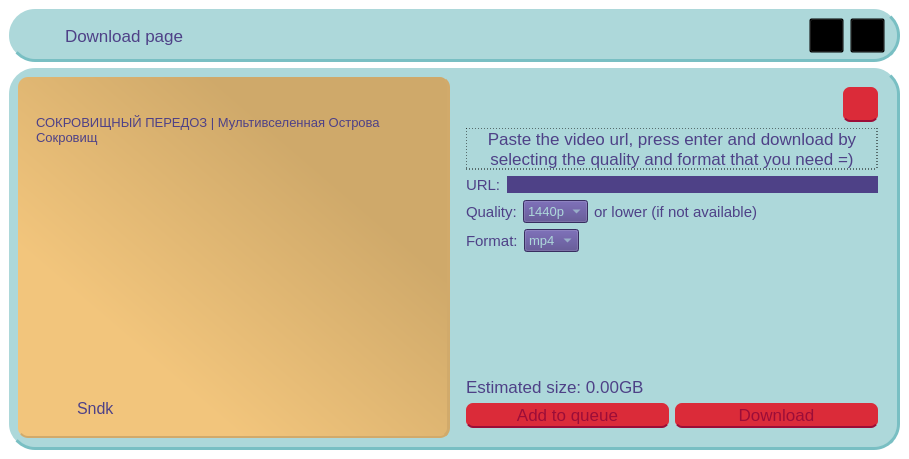
The window that uis/downloadPage.ui (QBoff/YouTube-Video-Downloader) describes before a commit, drawn with Qt 5.
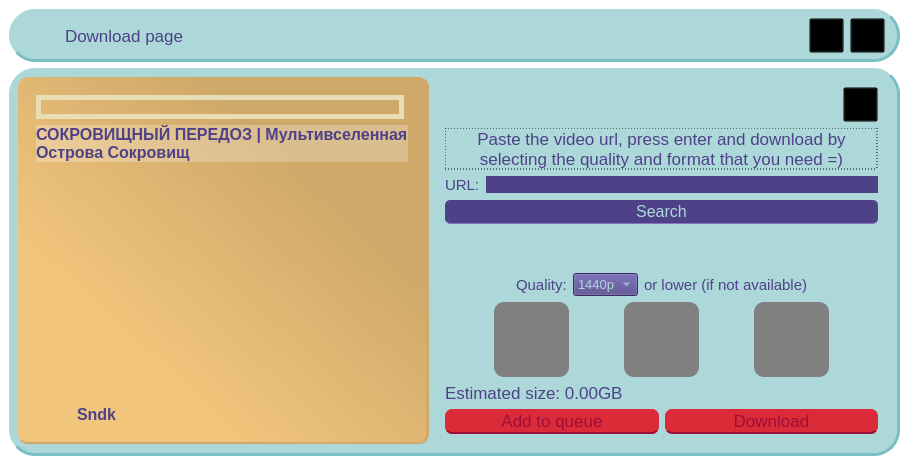
The same window after the commit. The open tabs and pages were chosen to show the change. Icons and pictures are not drawn.

Commit message:
Re-designed download page
and  did something else.

```diff
--- a/uis/downloadPage.ui
+++ b/uis/downloadPage.ui
@@ -7,7 +7,7 @@
     <x>0</x>
     <y>0</y>
     <width>909</width>
-    <height>459</height>
+    <height>465</height>
    </rect>
   </property>
   <property name="minimumSize">
@@ -74,28 +74,64 @@
 }
 
 
-#rightSide QPushButton {
+#addToQueueButton,
+#downloadButton {
 	background-color: #DB2B39;
 	color: #9c0d38;
 	border-radius: 7%;
 	border-bottom: 2px solid #9c0d38;
 }
 
-#rightSide QPushButton::hover {
+#addToQueueButton::hover,
+#downloadButton::hover {
 	background-color: #B32430;
 }
 
-#rightSide QPushButton:pressed {
+#addToQueueButton:pressed,
+#downloadButton:pressed {
 	color: #A54D68;
 	background-color: #B66F84;
     border-color:#91707A;
     border-style: inset;
 }
 
-#returnButton {
-	background-color: blue;
-	border: none;
-}</string>
+#videoButton,
+#audioButton,
+#subtitlesButton {
+	background-color: gray;
+	border-radius: 10%;
+	border-bottom: 2px solid black;
+}
+
+#videoButton:checked,
+#audioButton:checked,
+#subtitlesButton:checked {
+	background-color: #77e250;
+	border: 2px solid #b10f2e
+}
+
+#videoButton:disabled,
+#audioButton:disabled,
+#subtitlesButton:disabled {
+	background-color: gray;
+	border: 0px solid black;
+}
+
+#searchButton {
+	border-radius: 5%;
+	padding: 2%;
+	border-bottom: 1px solid #8475bd;
+	background-color: #4E4187;
+	color: #ADD8DA;
+}
+#searchButton::hover { background-color: #8475bd }
+#searchButton:pressed { background-color: #191429 }
+#videoTitle { background-color: rgba(255, 255, 255, 0.25) }
+#videoPreview {
+	border: 5px solid;
+	border-color: #E8DDB5;
+}
+</string>
   </property>
   <widget class="QWidget" name="centralwidget">
    <layout class="QVBoxLayout" name="verticalLayout">
@@ -240,7 +276,7 @@
       <property name="frameShadow">
        <enum>QFrame::Raised</enum>
       </property>
-      <layout class="QHBoxLayout" name="horizontalLayout_2">
+      <layout class="QHBoxLayout" name="horizontalLayout_2" stretch="0,1">
        <item>
         <widget class="QFrame" name="previewContainer">
          <property name="frameShape">
@@ -270,8 +306,8 @@
                 </property>
                 <property name="maximumSize">
                  <size>
-                  <width>304</width>
-                  <height>171</height>
+                  <width>368</width>
+                  <height>207</height>
                  </size>
                 </property>
                 <property name="text">
@@ -290,7 +326,9 @@
                 <property name="font">
                  <font>
                   <family>Arial,Helvetica,sans-serif</family>
-                  <pointsize>10</pointsize>
+                  <pointsize>12</pointsize>
+                  <weight>75</weight>
+                  <bold>true</bold>
                  </font>
                 </property>
                 <property name="text">
@@ -347,6 +385,8 @@
                    <font>
                     <family>Arial,Helvetica,sans-serif</family>
                     <pointsize>12</pointsize>
+                    <weight>75</weight>
+                    <bold>true</bold>
                    </font>
                   </property>
                   <property name="text">
@@ -494,6 +534,9 @@
               <property name="text">
                <string/>
               </property>
+              <property name="alignment">
+               <set>Qt::AlignLeading|Qt::AlignLeft|Qt::AlignVCenter</set>
+              </property>
               <property name="placeholderText">
                <string/>
               </property>
@@ -507,8 +550,47 @@
             </item>
            </layout>
           </item>
+          <item>
+           <widget class="QPushButton" name="searchButton">
+            <property name="font">
+             <font>
+              <family>Arial,Helvetica,sans-serif</family>
+              <pointsize>12</pointsize>
+             </font>
+            </property>
+            <property name="text">
+             <string>Search</string>
+            </property>
+           </widget>
+          </item>
+          <item>
+           <spacer name="verticalSpacer_3">
+            <property name="orientation">
+             <enum>Qt::Vertical</enum>
+            </property>
+            <property name="sizeHint" stdset="0">
+             <size>
+              <width>20</width>
+              <height>40</height>
+             </size>
+            </property>
+           </spacer>
+          </item>
           <item>
            <layout class="QHBoxLayout" name="qualityLayout">
+            <item>
+             <spacer name="horizontalSpacer_3">
+              <property name="orientation">
+               <enum>Qt::Horizontal</enum>
+              </property>
+              <property name="sizeHint" stdset="0">
+               <size>
+                <width>40</width>
+                <height>20</height>
+               </size>
+              </property>
+             </spacer>
+            </item>
             <item>
              <widget class="QLabel" name="text3">
               <property name="font">
@@ -587,83 +669,145 @@
           <item>
            <layout class="QHBoxLayout" name="formatLayout">
             <item>
-             <widget class="QLabel" name="text5">
-              <property name="font">
-               <font>
-                <family>Arial,Helvetica,sans-serif</family>
-                <pointsize>11</pointsize>
-               </font>
+             <widget class="QPushButton" name="videoButton">
+              <property name="enabled">
+               <bool>false</bool>
               </property>
+              <property name="sizePolicy">
+               <sizepolicy hsizetype="Minimum" vsizetype="Minimum">
+                <horstretch>0</horstretch>
+                <verstretch>0</verstretch>
+               </sizepolicy>
+              </property>
+              <property name="minimumSize">
+               <size>
+                <width>75</width>
+                <height>75</height>
+               </size>
+              </property>
+              <property name="maximumSize">
+               <size>
+                <width>75</width>
+                <height>75</height>
+               </size>
+              </property>
               <property name="text">
-               <string>Format:</string>
+               <string/>
               </property>
+              <property name="icon">
+               <iconset>
+                <normaloff>../icons/no-video.png</normaloff>
+                <normalon>../icons/video-camera.png</normalon>../icons/no-video.png</iconset>
+              </property>
+              <property name="iconSize">
+               <size>
+                <width>65</width>
+                <height>65</height>
+               </size>
+              </property>
+              <property name="checkable">
+               <bool>true</bool>
+              </property>
+              <property name="checked">
+               <bool>false</bool>
+              </property>
              </widget>
             </item>
             <item>
-             <widget class="QComboBox" name="comboBox_2">
-              <property name="font">
-               <font>
-                <pointsize>10</pointsize>
-               </font>
+             <widget class="QPushButton" name="audioButton">
+              <property name="enabled">
+               <bool>false</bool>
               </property>
-              <item>
-               <property name="text">
-                <string>mp4</string>
-               </property>
-              </item>
-              <item>
-               <property name="text">
-                <string>mp3</string>
-               </property>
-              </item>
-              <item>
-               <property name="text">
-                <string>avi</string>
-               </property>
-              </item>
+              <property name="sizePolicy">
+               <sizepolicy hsizetype="Minimum" vsizetype="Minimum">
+                <horstretch>0</horstretch>
+                <verstretch>0</verstretch>
+               </sizepolicy>
+              </property>
+              <property name="minimumSize">
+               <size>
+                <width>75</width>
+                <height>75</height>
+               </size>
+              </property>
+              <property name="maximumSize">
+               <size>
+                <width>75</width>
+                <height>75</height>
+               </size>
+              </property>
+              <property name="text">
+               <string/>
+              </property>
+              <property name="icon">
+               <iconset>
+                <normaloff>../icons/volume_off.png</normaloff>
+                <normalon>../icons/volume.png</normalon>
+                <selectedoff>../icons/volume_off.png</selectedoff>../icons/volume_off.png</iconset>
+              </property>
+              <property name="iconSize">
+               <size>
+                <width>65</width>
+                <height>65</height>
+               </size>
+              </property>
+              <property name="checkable">
+               <bool>true</bool>
+              </property>
+              <property name="checked">
+               <bool>false</bool>
+              </property>
+              <property name="flat">
+               <bool>false</bool>
+              </property>
              </widget>
             </item>
             <item>
-             <spacer name="horizontalSpacer_3">
-              <property name="orientation">
-               <enum>Qt::Horizontal</enum>
+             <widget class="QPushButton" name="subtitlesButton">
+              <property name="enabled">
+               <bool>false</bool>
               </property>
-              <property name="sizeHint" stdset="0">
+              <property name="sizePolicy">
+               <sizepolicy hsizetype="Minimum" vsizetype="Minimum">
+                <horstretch>0</horstretch>
+                <verstretch>0</verstretch>
+               </sizepolicy>
+              </property>
+              <property name="minimumSize">
                <size>
-                <width>40</width>
-                <height>20</height>
+                <width>75</width>
+                <height>75</height>
                </size>
               </property>
-             </spacer>
+              <property name="maximumSize">
+               <size>
+                <width>75</width>
+                <height>75</height>
+               </size>
+              </property>
+              <property name="text">
+               <string/>
+              </property>
+              <property name="icon">
+               <iconset>
+                <normaloff>../icons/closed-caption.png</normaloff>../icons/closed-caption.png</iconset>
+              </property>
+              <property name="iconSize">
+               <size>
+                <width>65</width>
+                <height>65</height>
+               </size>
+              </property>
+              <property name="checkable">
+               <bool>true</bool>
+              </property>
+              <property name="checked">
+               <bool>false</bool>
+              </property>
+             </widget>
             </item>
            </layout>
           </item>
-          <item>
-           <widget class="QLabel" name="errText">
-            <property name="font">
-             <font>
-              <family>Arial,Helvetica,sans-serif</family>
-              <pointsize>13</pointsize>
-             </font>
-            </property>
-            <property name="text">
-             <string/>
-            </property>
-           </widget>
-          </item>
-          <item>
-           <spacer name="verticalSpacer_2">
-            <property name="orientation">
-             <enum>Qt::Vertical</enum>
-            </property>
-            <property name="sizeHint" stdset="0">
-             <size>
-              <width>20</width>
-              <height>40</height>
-             </size>
-            </property>
-           </spacer>
-          </item>
           <item>
            <widget class="QLabel" name="sizeText">
             <property name="font">
```
Left out of the diff: 2 changed lines with no effect on the pictures. The commit also changes 8 other files.
